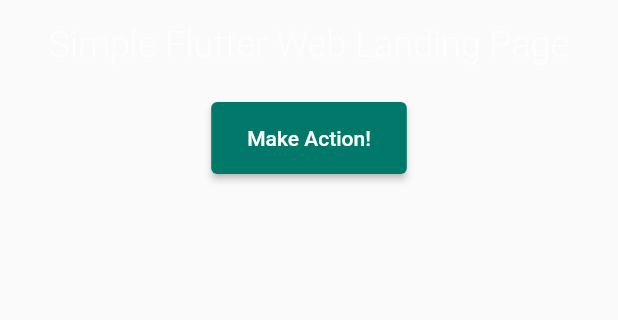
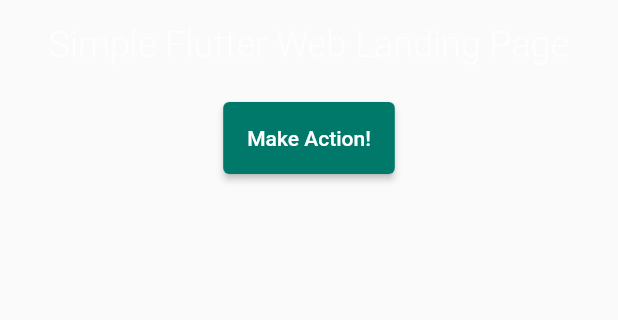
Before and after one commit to tom-novak/jet-landing-page, a Flutter app: the PageCover widget shown alone on an empty page, opened directly, on a phone screen of 412 x 824 dp, the part 615-935 px from its top. Run offline on Flutter 3.47's test engine with Material 2 defaults, Android fonts, the phone set to English and light mode, and no system bars; statements that could not run were skipped.

Commit message:
Deprecated RaisedButton replaced by ElevatedButton

```diff
--- a/example/lib/src/app_theme.dart
+++ b/example/lib/src/app_theme.dart
@@ -28,10 +28,11 @@ var appTheme = ThemeData(
   bottomNavigationBarTheme: BottomNavigationBarThemeData(
     selectedItemColor: accentColor,
   ),
-  buttonTheme: ButtonThemeData(
-    buttonColor: accentColor,
-    textTheme: ButtonTextTheme.primary,
-    height: 48,
+  elevatedButtonTheme: ElevatedButtonThemeData(
+    style: ElevatedButton.styleFrom(
+      primary: accentColor,
+      minimumSize: Size(48, 48),
+    ),
   ),
 );
 
@@ -56,10 +57,11 @@ var darkTheme = ThemeData(
       primary: darkAccentColor,
     ),
   ),
-  buttonTheme: ButtonThemeData(
-    buttonColor: darkAccentColor,
-    textTheme: ButtonTextTheme.primary,
-    height: 48,
+  elevatedButtonTheme: ElevatedButtonThemeData(
+    style: ElevatedButton.styleFrom(
+      primary: darkAccentColor,
+      minimumSize: Size(48, 48),
+    ),
   ),
 );
 
--- a/lib/src/widget/page_cover.dart
+++ b/lib/src/widget/page_cover.dart
@@ -43,7 +43,7 @@ class PageCover extends StatelessWidget {
               style: subtitleTextStyle ?? Theme.of(context).textTheme.headline4
             ),
           ),
-          RaisedButton(
+          ElevatedButton(
             onPressed: () {},
             child: Text(actionLabel),
           ),
```
